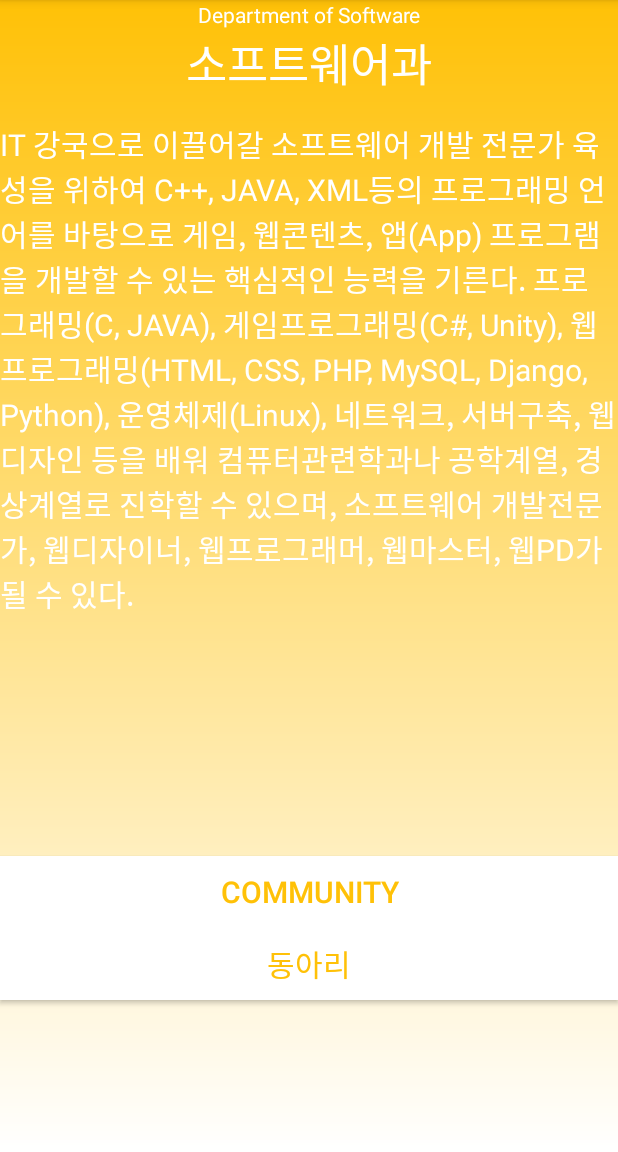
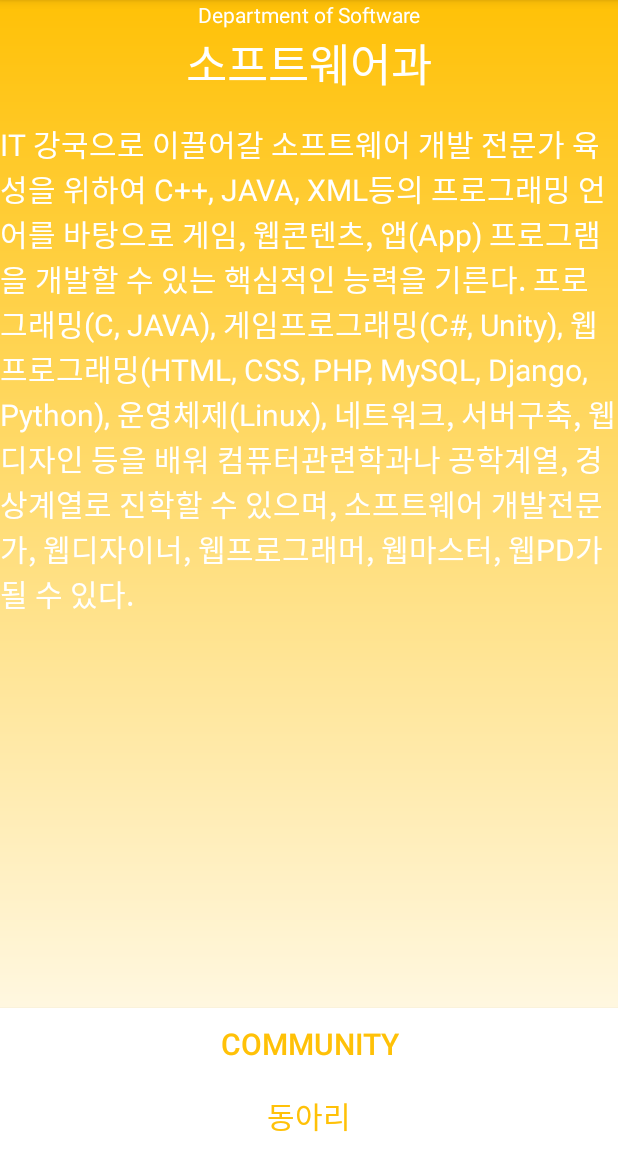
Before and after one commit to yujin5959/sunrinnnjs, an Android app: the sofrware1 screen opened directly, with no data from a screen before it, on a phone screen of 412 x 824 dp, the part 84-1236 px from its top. Run offline under Robolectric (Android 15) with nearby library versions, the phone set to English and light mode, and no system bars.

Commit message:
ㅇㅅㅇ

```diff
--- a/app/src/main/res/layout/activity_design1.xml
+++ b/app/src/main/res/layout/activity_design1.xml
@@ -58,7 +58,7 @@ IT관련학과, 미디어 학부, 컴퓨터 공학부, 디자인학부 등에
         android:text="Community"
         android:textColor="#1c92d2"
         android:textSize="20dp"
-        app:layout_constraintTop_toBottomOf="@id/d1"
+        app:layout_constraintBottom_toTopOf="@id/club2"
         android:layout_marginTop="100dp"/>
 
     <Button
@@ -69,7 +69,7 @@ IT관련학과, 미디어 학부, 컴퓨터 공학부, 디자인학부 등에
         android:text="동아리"
         android:textColor="#1c92d2"
         android:textSize="20dp"
-        app:layout_constraintTop_toBottomOf="@+id/group2"
+        app:layout_constraintBottom_toBottomOf="parent"
         tools:ignore="MissingConstraints"
         />
 </androidx.constraintlayout.widget.ConstraintLayout>
--- a/app/src/main/res/layout/activity_it.xml
+++ b/app/src/main/res/layout/activity_it.xml
@@ -56,7 +56,7 @@
         android:text="Community"
         android:textColor="#0B975D"
         android:textSize="20dp"
-        app:layout_constraintTop_toBottomOf="@id/it1"
+        app:layout_constraintBottom_toTopOf="@+id/club3"
         android:layout_marginTop="188dp"/>
 
     <Button
@@ -67,7 +67,7 @@
         android:text="동아리"
         android:textColor="#0B975D"
         android:textSize="20dp"
-        app:layout_constraintTop_toBottomOf="@+id/group3"
+        app:layout_constraintBottom_toBottomOf="parent"
         tools:ignore="MissingConstraints"
         />
 </androidx.constraintlayout.widget.ConstraintLayout>
--- a/app/src/main/res/layout/activity_protect1.xml
+++ b/app/src/main/res/layout/activity_protect1.xml
@@ -52,7 +52,7 @@
         android:text="Community"
         android:textColor="#fd746c"
         android:textSize="20dp"
-        app:layout_constraintTop_toBottomOf="@id/prt1"
+        app:layout_constraintBottom_toTopOf="@+id/club"/>
         android:layout_marginTop="188dp"/>
 
     <Button
@@ -63,7 +63,7 @@
         android:text="동아리"
         android:textColor="#fd746c"
         android:textSize="20dp"
-        app:layout_constraintTop_toBottomOf="@+id/group"
+        app:layout_constraintBottom_toBottomOf="parent"
         tools:ignore="MissingConstraints"
        />
 </androidx.constraintlayout.widget.ConstraintLayout>
--- a/app/src/main/res/layout/activity_sofrware1.xml
+++ b/app/src/main/res/layout/activity_sofrware1.xml
@@ -55,8 +55,7 @@
         android:text="Community"
         android:textColor="#FFC107"
         android:textSize="20dp"
-        app:layout_constraintTop_toBottomOf="@id/sft1"
-        android:layout_marginTop="160dp"/>
+        app:layout_constraintBottom_toTopOf="@id/club1"/>
 
     <Button
         android:id="@+id/club1"
@@ -66,7 +65,8 @@
         android:text="동아리"
         android:textColor="#FFC107"
         android:textSize="20dp"
-        app:layout_constraintTop_toBottomOf="@+id/group1"
+        app:layout_constraintBottom_toBottomOf="parent"
         tools:ignore="MissingConstraints"
         />
+
 </androidx.constraintlayout.widget.ConstraintLayout>
```
